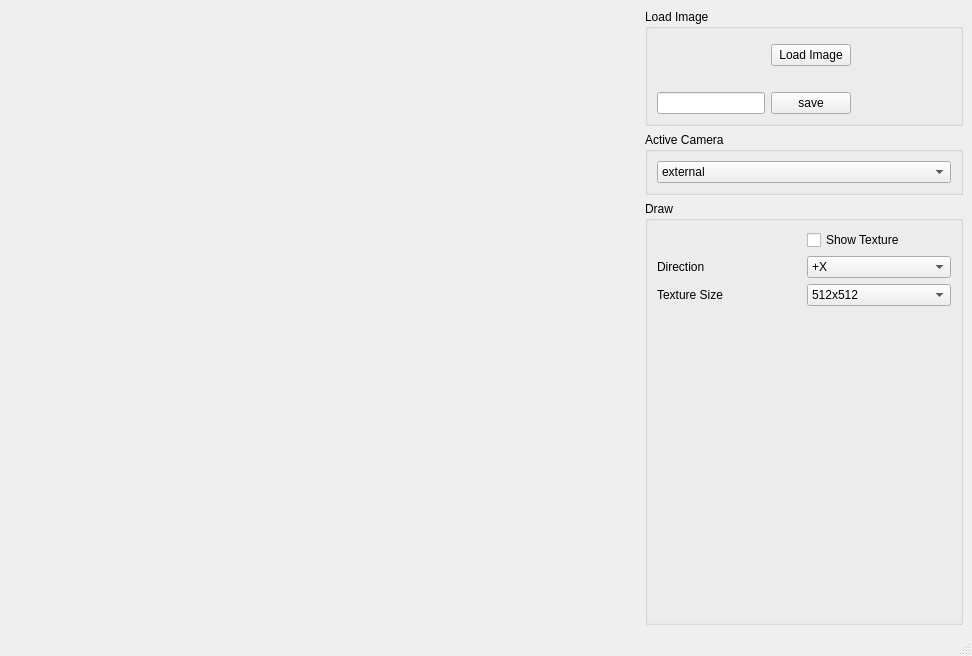
This is ui/MainWindow.ui in NCCA/EnvToCubeMap as Qt 5 draws it before an edit. The edited form follows.
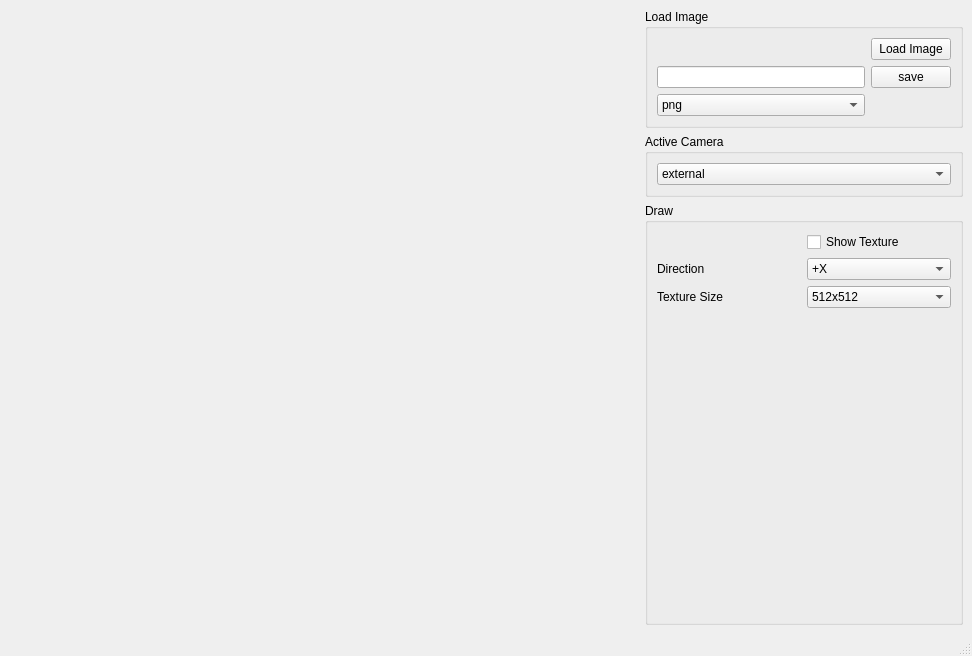
This is the edited form.

What changed in the file:
```diff
--- a/ui/MainWindow.ui
+++ b/ui/MainWindow.ui
@@ -21,55 +21,61 @@
        <string>Load Image</string>
       </property>
       <layout class="QGridLayout" name="gridLayout">
-       <item row="4" column="1">
+       <item row="3" column="1">
         <widget class="QPushButton" name="m_save">
          <property name="text">
           <string>save</string>
          </property>
         </widget>
        </item>
-       <item row="2" column="1">
+       <item row="1" column="1">
         <widget class="QPushButton" name="m_loadImage">
          <property name="text">
           <string>Load Image</string>
          </property>
         </widget>
        </item>
-       <item row="2" column="2">
-        <spacer name="horizontalSpacer_2">
-         <property name="orientation">
-          <enum>Qt::Horizontal</enum>
+       <item row="3" column="0">
+        <widget class="QLineEdit" name="m_saveFileBase">
+         <property name="text">
+          <string/>
          </property>
-         <property name="sizeHint" stdset="0">
-          <size>
-           <width>40</width>
-           <height>20</height>
-          </size>
-         </property>
-        </spacer>
+        </widget>
        </item>
-       <item row="3" column="1">
+       <item row="1" column="0">
         <widget class="QLabel" name="m_imagePreview">
          <property name="text">
           <string/>
          </property>
         </widget>
        </item>
-       <item row="0" column="1" colspan="2">
-        <widget class="QFrame" name="frame">
-         <property name="frameShape">
-          <enum>QFrame::StyledPanel</enum>
-         </property>
-         <property name="frameShadow">
-          <enum>QFrame::Raised</enum>
-         </property>
-        </widget>
-       </item>
        <item row="4" column="0">
-        <widget class="QLineEdit" name="m_saveFileBase">
-         <property name="text">
-          <string/>
-         </property>
+        <widget class="QComboBox" name="m_saveType">
+         <item>
+          <property name="text">
+           <string>png</string>
+          </property>
+         </item>
+         <item>
+          <property name="text">
+           <string>tif</string>
+          </property>
+         </item>
+         <item>
+          <property name="text">
+           <string>exr</string>
+          </property>
+         </item>
+         <item>
+          <property name="text">
+           <string>hdr</string>
+          </property>
+         </item>
+         <item>
+          <property name="text">
+           <string>jpg</string>
+          </property>
+         </item>
         </widget>
        </item>
       </layout>
```
